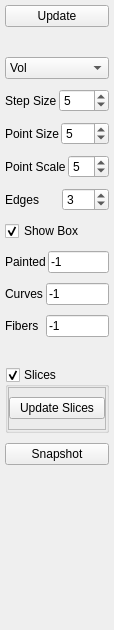
First picture: the form in tools/paint-graphcut/viewermenu.ui, repository nci/drishti, before the edit.
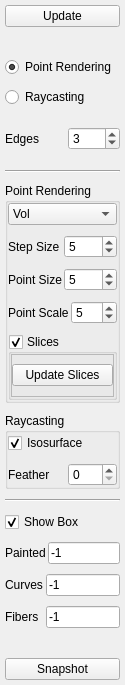
Second picture: the form after the edit.

Commit message: both point rendering and raycasting available

What changed in the file:
```diff
--- a/tools/paint-graphcut/viewermenu.ui
+++ b/tools/paint-graphcut/viewermenu.ui
@@ -65,6 +65,88 @@
     </spacer>
    </item>
    <item>
+    <layout class="QVBoxLayout" name="verticalLayout_7">
+     <property name="bottomMargin">
+      <number>10</number>
+     </property>
+     <item>
+      <widget class="QRadioButton" name="pointRender">
+       <property name="text">
+        <string>Point Rendering</string>
+       </property>
+       <property name="checked">
+        <bool>true</bool>
+       </property>
+      </widget>
+     </item>
+     <item>
+      <widget class="QRadioButton" name="raycastRender">
+       <property name="text">
+        <string>Raycasting</string>
+       </property>
+      </widget>
+     </item>
+    </layout>
+   </item>
+   <item>
+    <layout class="QHBoxLayout" name="horizontalLayout_7">
+     <property name="topMargin">
+      <number>0</number>
+     </property>
+     <property name="bottomMargin">
+      <number>10</number>
+     </property>
+     <item>
+      <widget class="QLabel" name="label_7">
+       <property name="text">
+        <string>Edges</string>
+       </property>
+      </widget>
+     </item>
+     <item>
+      <widget class="QSpinBox" name="dzscale">
+       <property name="minimum">
+        <number>1</number>
+       </property>
+       <property name="maximum">
+        <number>20</number>
+       </property>
+       <property name="value">
+        <number>3</number>
+       </property>
+      </widget>
+     </item>
+    </layout>
+   </item>
+   <item>
+    <widget class="Line" name="line">
+     <property name="orientation">
+      <enum>Qt::Horizontal</enum>
+     </property>
+    </widget>
+   </item>
+   <item>
+    <widget class="QGroupBox" name="pointParam">
+     <property name="title">
+      <string>Point Rendering</string>
+     </property>
+     <layout class="QVBoxLayout" name="verticalLayout_6">
+      <property name="spacing">
+       <number>10</number>
+      </property>
+      <property name="leftMargin">
+       <number>0</number>
+      </property>
+      <property name="topMargin">
+       <number>0</number>
+      </property>
+      <property name="rightMargin">
+       <number>0</number>
+      </property>
+      <property name="bottomMargin">
+       <number>0</number>
+      </property>
+      <item>
     <widget class="QComboBox" name="voxchoice">
      <property name="sizePolicy">
       <sizepolicy hsizetype="Minimum" vsizetype="Fixed">
@@ -163,31 +245,142 @@
     </layout>
    </item>
    <item>
-    <layout class="QHBoxLayout" name="horizontalLayout_7">
+       <widget class="QGroupBox" name="slicesBox">
+        <property name="title">
+         <string>Slices</string>
+        </property>
+        <property name="checkable">
+         <bool>true</bool>
+        </property>
+        <layout class="QVBoxLayout" name="verticalLayout_3">
+         <property name="spacing">
+          <number>0</number>
+         </property>
+         <property name="leftMargin">
+          <number>0</number>
+         </property>
      <property name="topMargin">
       <number>0</number>
      </property>
+         <property name="rightMargin">
+          <number>0</number>
+         </property>
+         <property name="bottomMargin">
+          <number>0</number>
+         </property>
      <item>
-      <widget class="QLabel" name="label_7">
+          <widget class="QFrame" name="sliceframe">
+           <property name="frameShape">
+            <enum>QFrame::StyledPanel</enum>
+           </property>
+           <property name="frameShadow">
+            <enum>QFrame::Raised</enum>
+           </property>
+           <layout class="QVBoxLayout" name="verticalLayout_2">
+            <property name="spacing">
+             <number>5</number>
+            </property>
+            <property name="leftMargin">
+             <number>0</number>
+            </property>
+            <property name="rightMargin">
+             <number>0</number>
+            </property>
+            <property name="bottomMargin">
+             <number>0</number>
+            </property>
+            <item>
+             <widget class="QPushButton" name="updateSlices">
        <property name="text">
-        <string>Edges</string>
+               <string>Update Slices</string>
        </property>
       </widget>
      </item>
      <item>
-      <widget class="QSpinBox" name="dzscale">
-       <property name="minimum">
-        <number>1</number>
-       </property>
+             <layout class="QHBoxLayout" name="popupSlices">
+              <property name="topMargin">
+               <number>10</number>
+              </property>
+             </layout>
+            </item>
+           </layout>
+          </widget>
+         </item>
+        </layout>
+       </widget>
+      </item>
+     </layout>
+     <zorder></zorder>
+     <zorder></zorder>
+     <zorder></zorder>
+     <zorder></zorder>
+     <zorder></zorder>
+     <zorder></zorder>
+     <zorder>slicesBox</zorder>
+     <zorder>voxchoice</zorder>
+    </widget>
+   </item>
+   <item>
+    <widget class="QGroupBox" name="raycastParam">
+     <property name="title">
+      <string>Raycasting</string>
+     </property>
+     <layout class="QVBoxLayout" name="verticalLayout_8">
+      <property name="spacing">
+       <number>10</number>
+      </property>
+      <property name="leftMargin">
+       <number>0</number>
+      </property>
+      <property name="topMargin">
+       <number>0</number>
+      </property>
+      <property name="rightMargin">
+       <number>0</number>
+      </property>
+      <property name="bottomMargin">
+       <number>0</number>
+      </property>
+      <item>
+       <widget class="QCheckBox" name="raycastStyle">
+        <property name="text">
+         <string>Isosurface</string>
+        </property>
+        <property name="checked">
+         <bool>true</bool>
+        </property>
+       </widget>
+      </item>
+      <item>
+       <layout class="QHBoxLayout" name="horizontalLayout_8">
+        <property name="bottomMargin">
+         <number>0</number>
+        </property>
+        <item>
+         <widget class="QLabel" name="label_8">
+          <property name="text">
+           <string>Feather</string>
+          </property>
+         </widget>
+        </item>
+        <item>
+         <widget class="QSpinBox" name="skipLayers">
        <property name="maximum">
-        <number>20</number>
-       </property>
-       <property name="value">
-        <number>3</number>
-       </property>
+           <number>200</number>
+          </property>
       </widget>
      </item>
     </layout>
+      </item>
+     </layout>
+    </widget>
+   </item>
+   <item>
+    <widget class="Line" name="line_2">
+     <property name="orientation">
+      <enum>Qt::Horizontal</enum>
+     </property>
+    </widget>
    </item>
    <item>
     <widget class="QCheckBox" name="box">
@@ -287,71 +480,6 @@
      </property>
     </spacer>
    </item>
-   <item>
-    <widget class="QGroupBox" name="slicesBox">
-     <property name="title">
-      <string>Slices</string>
-     </property>
-     <property name="checkable">
-      <bool>true</bool>
-     </property>
-     <layout class="QVBoxLayout" name="verticalLayout_3">
-      <property name="spacing">
-       <number>0</number>
-      </property>
-      <property name="leftMargin">
-       <number>0</number>
-      </property>
-      <property name="topMargin">
-       <number>0</number>
-      </property>
-      <property name="rightMargin">
-       <number>0</number>
-      </property>
-      <property name="bottomMargin">
-       <number>0</number>
-      </property>
-      <item>
-       <widget class="QFrame" name="sliceframe">
-        <property name="frameShape">
-         <enum>QFrame::StyledPanel</enum>
-        </property>
-        <property name="frameShadow">
-         <enum>QFrame::Raised</enum>
-        </property>
-        <layout class="QVBoxLayout" name="verticalLayout_2">
-         <property name="spacing">
-          <number>5</number>
-         </property>
-         <property name="leftMargin">
-          <number>0</number>
-         </property>
-         <property name="rightMargin">
-          <number>0</number>
-         </property>
-         <property name="bottomMargin">
-          <number>0</number>
-         </property>
-         <item>
-          <widget class="QPushButton" name="updateSlices">
-           <property name="text">
-            <string>Update Slices</string>
-           </property>
-          </widget>
-         </item>
-         <item>
-          <layout class="QHBoxLayout" name="popupSlices">
-           <property name="topMargin">
-            <number>10</number>
-           </property>
-          </layout>
-         </item>
-        </layout>
-       </widget>
-      </item>
-     </layout>
-    </widget>
-   </item>
    <item>
     <widget class="QPushButton" name="snapshot">
      <property name="text">
```
Left out of the diff: 6 changed lines with no effect on the pictures. Lines whose indentation alone changed are shown as unchanged. The commit also changes 4 other files.
